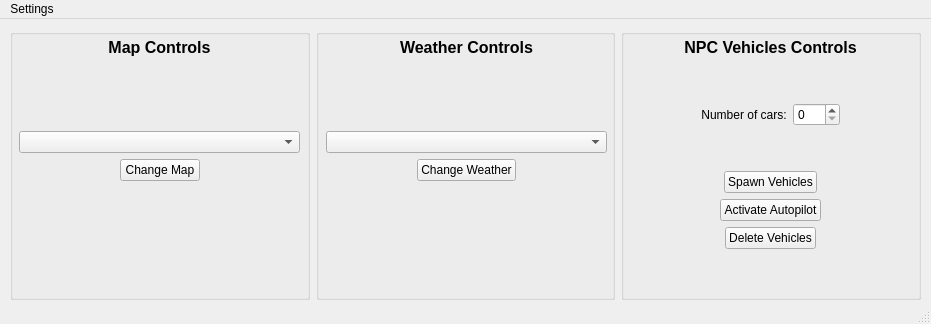
Before: the Qt Designer form manager.ui in angelomorgado/CARLA-GUI-Manager, drawn with Qt 5.
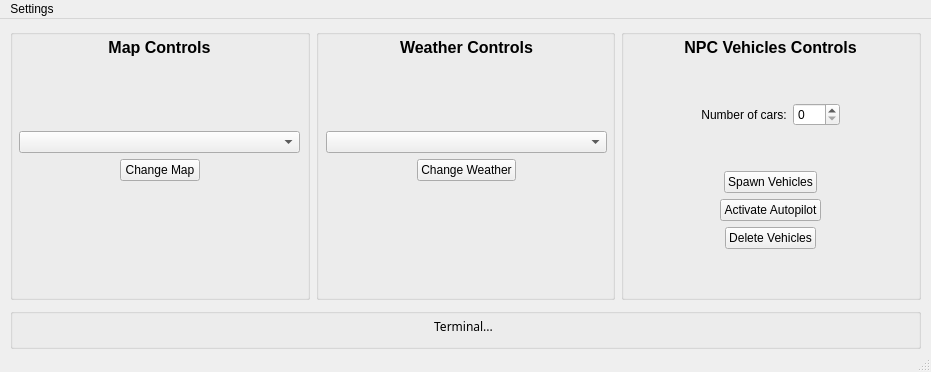
After: the same form once the commit is applied.

Commit message: Added terminal + micro optimizations

What changed in the file:
```diff
--- a/manager.ui
+++ b/manager.ui
@@ -7,7 +7,7 @@
     <x>0</x>
     <y>0</y>
     <width>931</width>
-    <height>324</height>
+    <height>372</height>
    </rect>
   </property>
   <property name="windowTitle">
@@ -472,6 +472,53 @@
      </item>
     </layout>
    </widget>
+   <widget class="QWidget" name="verticalLayoutWidget_4">
+    <property name="geometry">
+     <rect>
+      <x>10</x>
+      <y>289</y>
+      <width>911</width>
+      <height>41</height>
+     </rect>
+    </property>
+    <layout class="QVBoxLayout" name="verticalLayout_4">
+     <item>
+      <widget class="QGroupBox" name="groupBox_4">
+       <property name="font">
+        <font>
+         <family>MS Shell Dlg 2</family>
+        </font>
+       </property>
+       <property name="title">
+        <string/>
+       </property>
+       <widget class="QLabel" name="terminal">
+        <property name="geometry">
+         <rect>
+          <x>-2</x>
+          <y>-2</y>
+          <width>911</width>
+          <height>41</height>
+         </rect>
+        </property>
+        <property name="font">
+         <font>
+          <family>Arial Rounded MT Bold</family>
+          <weight>50</weight>
+          <bold>false</bold>
+         </font>
+        </property>
+        <property name="text">
+         <string>Terminal...</string>
+        </property>
+        <property name="alignment">
+         <set>Qt::AlignCenter</set>
+        </property>
+       </widget>
+      </widget>
+     </item>
+    </layout>
+   </widget>
   </widget>
   <widget class="QStatusBar" name="statusbar"/>
   <widget class="QMenuBar" name="menubar">
```
Left out of the diff: 20 changed lines with no effect on the pictures. The commit also changes 4 other files.
